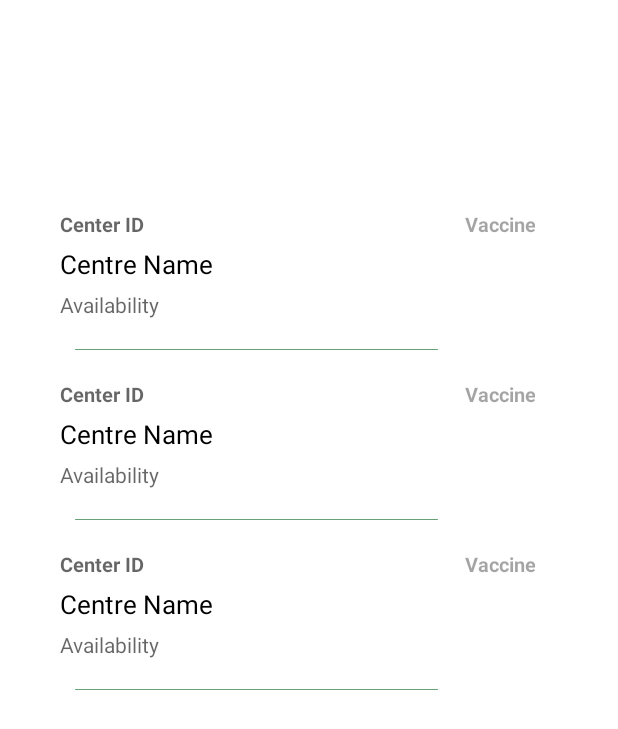
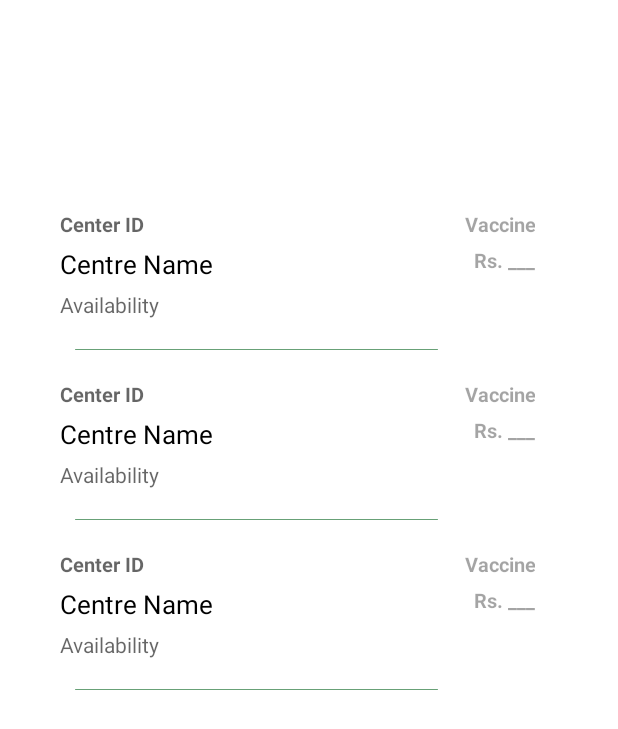
Before and after one commit to yatharthagoenka/Synapse, an Android app: the layout content_scrolling.xml on its own in the app's theme, with its tools: preview values and no code run, on a phone screen of 412 x 824 dp. Shown: the top 729 px of the screen. Run offline under Robolectric (Android 15) with nearby library versions, the phone set to English and light mode, and no system bars; Roboto replaces fonts that are not available here.

Commit message:
UI Changes to Splash Activity and Information added to CoWin ListView

```diff
--- a/app/src/main/res/layout/cowinlist_items.xml
+++ b/app/src/main/res/layout/cowinlist_items.xml
@@ -33,6 +33,9 @@
 
     </FrameLayout>
 
+    <FrameLayout
+        android:layout_width="match_parent"
+        android:layout_height="wrap_content">
     <TextView
         android:id="@+id/centrename"
         android:layout_width="wrap_content"
@@ -43,6 +46,20 @@
         android:layout_marginTop="5dp"
         android:layout_marginLeft="20dp"
         android:textSize="17dp"/>
+
+        <TextView
+            android:id="@+id/price"
+            android:layout_width="match_parent"
+            android:layout_height="wrap_content"
+            android:gravity="right"
+            android:layout_marginTop="5dp"
+            android:hint="Rs. ___"
+            android:alpha="0.6"
+            android:layout_marginRight="35dp"
+            android:textColor="#878787"
+            android:textSize="13dp"
+            android:textStyle="bold"/>
+    </FrameLayout>
 
     <TextView
         android:id="@+id/avv"
--- a/app/src/main/res/values/preloaded_fonts.xml
+++ b/app/src/main/res/values/preloaded_fonts.xml
@@ -1,6 +1,7 @@
 <?xml version="1.0" encoding="utf-8"?>
 <resources>
     <array name="preloaded_fonts" translatable="false">
+        <item>@font/bangers</item>
         <item>@font/roboto_medium</item>
     </array>
 </resources>
```
Also changed, not shown: app/src/main/res/font/bangers.xml (added, +7 -0 lines), app/src/main/res/layout/activity_main.xml (+97 -6 lines), 1 other file.
